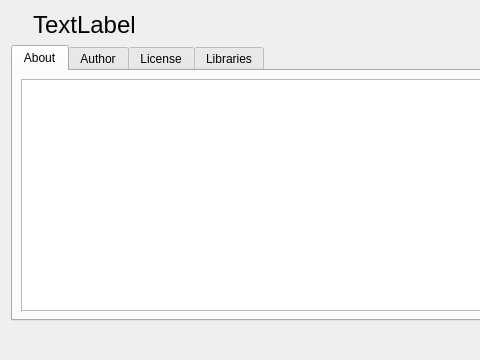
First picture: the form in src/UI/QT/Form_About.ui, repository TheBeef/WhippyTerm, before the edit; both pictures show x 0 to 480 and y 0 to 360 of the 690 by 360 pixel window.
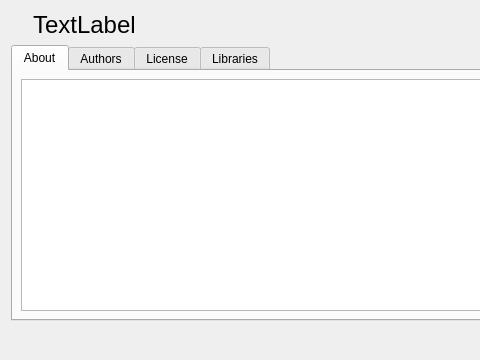
Second picture: the form after the edit. Icons and pictures are not drawn.

The edit to the form file:
```diff
--- a/src/UI/QT/Form_About.ui
+++ b/src/UI/QT/Form_About.ui
@@ -108,7 +108,7 @@
      </widget>
      <widget class="QWidget" name="tab_Author">
       <attribute name="title">
-       <string>Author</string>
+       <string>Authors</string>
       </attribute>
       <layout class="QVBoxLayout" name="verticalLayout_3">
        <item>
```
